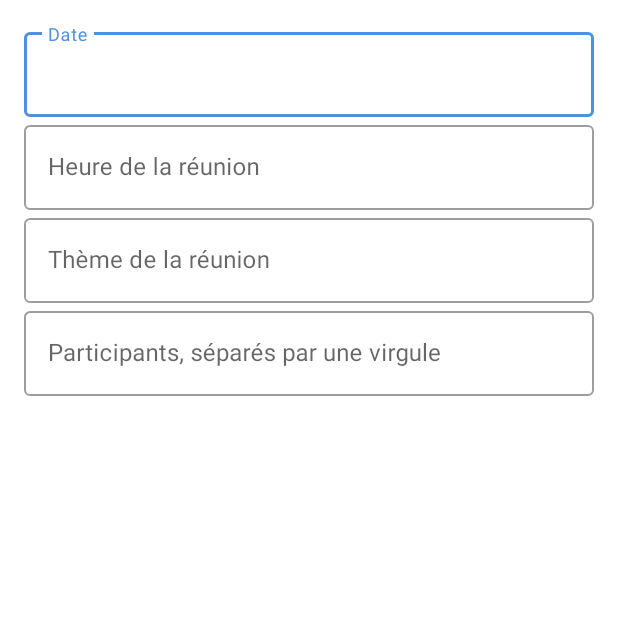
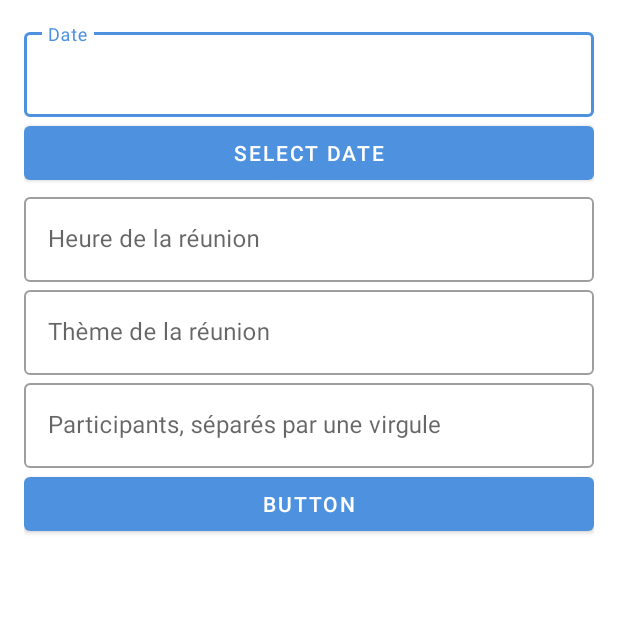
Before and after one commit to Rengrouze/MaReu, an Android app: the AddMeetingActivity screen opened directly, with no data from a screen before it, on a phone screen of 412 x 824 dp, the top half of it. Run offline under Robolectric (Android 15) with nearby library versions, the phone set to English and light mode, and no system bars.

Commit message:
on a enfin un date picker fonctionnel

```diff
--- a/app/build.gradle
+++ b/app/build.gradle
@@ -34,6 +34,8 @@ dependencies {
 
     implementation 'androidx.appcompat:appcompat:1.5.1'
     implementation 'com.google.android.material:material:1.6.1'
+    implementation 'com.google.android.material:material:1.5.0'
+    implementation 'androidx.legacy:legacy-support-v4:1.0.0'
     implementation 'androidx.recyclerview:recyclerview:1.1.0'
     implementation 'androidx.constraintlayout:constraintlayout:2.1.4'
     testImplementation 'junit:junit:4.13.2'
--- a/app/src/main/java/com/javacourse/oc/maru/AddMeetingActivity.java
+++ b/app/src/main/java/com/javacourse/oc/maru/AddMeetingActivity.java
@@ -1,16 +1,25 @@
 package com.javacourse.oc.maru;
 
+import android.app.DatePickerDialog;
 import android.os.Bundle;
+import android.view.View;
+import android.widget.Button;
+import android.widget.DatePicker;
+import android.widget.Toast;
 
 import androidx.appcompat.app.AppCompatActivity;
 
-import android.view.View;
+import com.javacourse.oc.maru.databinding.ActivityAddMeetingBinding;
 
-import com.javacourse.oc.maru.databinding.ActivityAddMeetingBinding;
+import java.text.SimpleDateFormat;
+import java.util.Calendar;
+import java.util.Locale;
 
 public class AddMeetingActivity extends AppCompatActivity {
 
-  private ActivityAddMeetingBinding binding;
+    private ActivityAddMeetingBinding binding;
+
+    private Calendar selectedDate;
 
     @Override
     protected void onCreate(Bundle savedInstanceState) {
@@ -19,8 +28,56 @@ public class AddMeetingActivity extends AppCompatActivity {
         View view = binding.getRoot();
         setContentView(view);
 
+        // Set click listener for date picker button
+        Button datePickerButton = binding.datePickerButton;
+        datePickerButton.setOnClickListener(new View.OnClickListener() {
+            @Override
+            public void onClick(View view) {
+                // Show date picker dialog
+                showDatePicker();
+            }
+        });
 
+        // Set click listener for add meeting button
+        Button addMeetingButton = binding.addMeetingButton;
+        addMeetingButton.setOnClickListener(new View.OnClickListener() {
+            @Override
+            public void onClick(View view) {
+                // Get values from input fields
+                String date = new SimpleDateFormat("yyyy-MM-dd", Locale.getDefault()).format(selectedDate.getTime());
+                String time = binding.timePickerEdittext.getText().toString();
+                String room = binding.roomPickerEdittext.getText().toString();
+                String participants = binding.peoplesEdittext.getText().toString();
+
+                // TODO: Create new meeting with input values
+
+                // Show success message
+                Toast.makeText(AddMeetingActivity.this, "Meeting added", Toast.LENGTH_SHORT).show();
+
+                // Finish activity
+                finish();
+            }
+        });
     }
 
+    private void showDatePicker() {
+        final Calendar calendar = Calendar.getInstance();
+        int year = calendar.get(Calendar.YEAR);
+        int month = calendar.get(Calendar.MONTH);
+        int day = calendar.get(Calendar.DAY_OF_MONTH);
 
+        DatePickerDialog datePickerDialog = new DatePickerDialog(AddMeetingActivity.this, new DatePickerDialog.OnDateSetListener() {
+            @Override
+            public void onDateSet(DatePicker datePicker, int year, int month, int day) {
+                selectedDate = Calendar.getInstance();
+                selectedDate.set(year, month, day);
+
+                // Set date to edit text
+                SimpleDateFormat sdf = new SimpleDateFormat("dd/MM/yyyy", Locale.getDefault());
+                binding.datePickerEdittext.setText(sdf.format(selectedDate.getTime()));
+            }
+        }, year, month, day);
+
+        datePickerDialog.show();
+    }
 }
--- a/app/src/main/res/layout/activity_add_meeting.xml
+++ b/app/src/main/res/layout/activity_add_meeting.xml
@@ -22,15 +22,18 @@
                 android:hint="Date">
 
                 <com.google.android.material.textfield.TextInputEditText
-                    android:id="@+id/datePickerEditText"
+                    android:id="@+id/date_picker_edittext"
                     android:layout_width="match_parent"
                     android:layout_height="wrap_content"
-                    android:inputType="date"
-                    android:maxLines="1"
-                    />
+                    android:inputType="time"
+                    android:maxLines="1"/>
 
             </com.google.android.material.textfield.TextInputLayout>
-
+            <Button
+                android:id="@+id/datePickerButton"
+                android:layout_width="match_parent"
+                android:layout_height="wrap_content"
+                android:text="Select Date" />
             <com.google.android.material.textfield.TextInputLayout
                 style="@style/Widget.MaterialComponents.TextInputLayout.OutlinedBox"
                 android:layout_width="match_parent"
@@ -79,6 +82,12 @@
 
             </com.google.android.material.textfield.TextInputLayout>
 
+            <Button
+                android:id="@+id/addMeetingButton"
+                android:layout_width="match_parent"
+                android:layout_height="wrap_content"
+                android:text="Button" />
+
         </LinearLayout>
 
     </ScrollView>
--- a/build.gradle
+++ b/build.gradle
@@ -1,7 +1,7 @@
 // Top-level build file where you can add configuration options common to all sub-projects/modules.
 plugins {
-    id 'com.android.application' version '7.1.3' apply false
-    id 'com.android.library' version '7.1.3' apply false
+    id 'com.android.application' version '7.4.1' apply false
+    id 'com.android.library' version '7.4.1' apply false
 }
 
 task clean(type: Delete) {
```
Also changed, not shown: gradle/wrapper/gradle-wrapper.properties.
